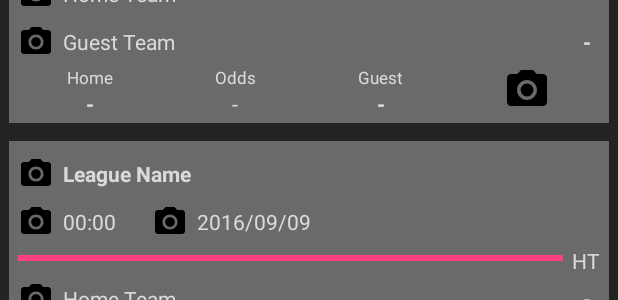
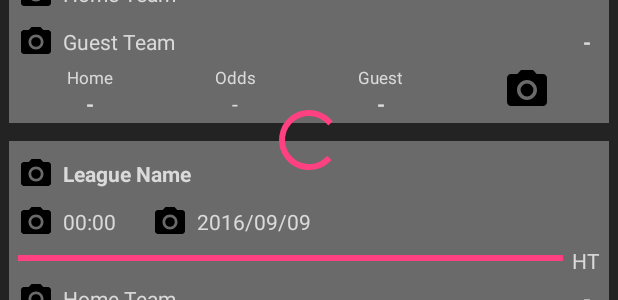
Before and after one commit to huynhngocnin/Cado, an Android app: the layout tab_item_fixtures.xml on its own in the app's theme, with its tools: preview values and no code run, on a phone screen of 412 x 824 dp. Shown: the part 478-778 px from the top of the screen. Run offline under Robolectric (Android 15) with nearby library versions, the phone set to English and light mode, and no system bars; plain views replace PullRefreshLayout.

Commit message:
Update spinner

```diff
--- a/app/src/main/java/nin/app/cado/view/MainActivity.java
+++ b/app/src/main/java/nin/app/cado/view/MainActivity.java
@@ -9,6 +9,7 @@ import android.support.v4.widget.DrawerLayout;
 import android.support.v7.app.ActionBar;
 import android.support.v7.app.AppCompatActivity;
 import android.support.v7.widget.Toolbar;
+import android.util.Log;
 import android.view.LayoutInflater;
 import android.view.MenuItem;
 import android.view.View;
@@ -202,6 +203,7 @@ public class MainActivity extends AppCompatActivity
     @Produce
     public DateResultChangedEvent produceDateResultEvent() {
         // Provide an initial value for location based on the last known position.
+        Log.d(getClass().toString(), "DateResultChangedEvent is called: " + valueResult);
         return new DateResultChangedEvent(valueResult);
 
     }
@@ -209,6 +211,7 @@ public class MainActivity extends AppCompatActivity
     @Produce
     public DateFixturesChangedEvent produceDateFixturesEvent() {
         // Provide an initial value for location based on the last known position.
+        Log.d(getClass().toString(), "DateFixturesChangedEvent is called: " + valueFixtures);
         return new DateFixturesChangedEvent(valueFixtures);
     }
 }
--- a/app/src/main/java/nin/app/cado/view/TabItemLiveFragment.java
+++ b/app/src/main/java/nin/app/cado/view/TabItemLiveFragment.java
@@ -8,6 +8,7 @@ import android.support.v7.widget.RecyclerView;
 import android.view.LayoutInflater;
 import android.view.View;
 import android.view.ViewGroup;
+import android.widget.ProgressBar;
 
 import com.baoyz.widget.PullRefreshLayout;
 
@@ -40,6 +41,7 @@ public class TabItemLiveFragment extends Fragment implements TaskListener, OnMat
     private RecyclerView mRecyclerView;
     private MatchAdapter matchAdapter;
     private PullRefreshLayout pullRefreshLayout;
+    private ProgressBar progressBarRefresh;
 //    private MatchResultModel admobModel;
 //    private int admobCount = ADMOB_INIT_POSITION;
 
@@ -111,6 +113,8 @@ public class TabItemLiveFragment extends Fragment implements TaskListener, OnMat
         mRecyclerView.setLayoutManager(new LinearLayoutManager(getActivity()));
         matchAdapter = new MatchAdapter(getActivity(), mRecyclerView, matchResultModels, this);
         mRecyclerView.setAdapter(matchAdapter);
+
+        progressBarRefresh = (ProgressBar) getActivity().findViewById(R.id.refresh_live);
 
         matchAdapter.setOnLoadMoreListener(new OnLoadMoreListener() {
             @Override
@@ -205,6 +209,7 @@ public class TabItemLiveFragment extends Fragment implements TaskListener, OnMat
             //Reset page to start
 //            page = 1;
         }
+        progressBarRefresh.setVisibility(View.GONE);
         //Update list after change
         matchAdapter.notifyDataSetChanged();
     }
--- a/app/src/main/res/layout/tab_item_fixtures.xml
+++ b/app/src/main/res/layout/tab_item_fixtures.xml
@@ -1,5 +1,5 @@
 <?xml version="1.0" encoding="utf-8"?>
-<LinearLayout xmlns:android="http://schemas.android.com/apk/res/android"
+<RelativeLayout xmlns:android="http://schemas.android.com/apk/res/android"
     xmlns:app="http://schemas.android.com/apk/res-auto"
     xmlns:tools="http://schemas.android.com/tools"
     android:layout_width="match_parent"
@@ -20,4 +20,10 @@
             tools:listitem="@layout/item_fixtures" />
     </com.baoyz.widget.PullRefreshLayout>
 
-</LinearLayout>
+    <ProgressBar
+        android:id="@+id/refresh_fixtures"
+        android:layout_width="wrap_content"
+        android:layout_height="wrap_content"
+        android:layout_centerInParent="true"/>
+
+</RelativeLayout>
```
Also changed, not shown: app/src/main/java/nin/app/cado/view/TabItemFixturesFragment.java (+12 -2 lines), app/src/main/java/nin/app/cado/view/TabItemResultFragment.java (+13 -1 lines), app/src/main/res/layout/tab_item_livescore.xml (+8 -2 lines), app/src/main/res/layout/tab_item_result.xml (+8 -2 lines).
